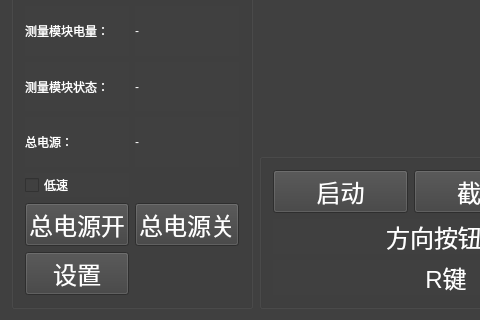
First picture: the form in Insulator_Zero_Value_Detection_Robot/UI/Insulator_Zero_Value_Detection_Robot.ui, repository yangreest/Insulator_Zero_Value_Detection_Robot, before the edit; both pictures show x 0 to 480 and y 325 to 645 of the 995 by 645 pixel window.
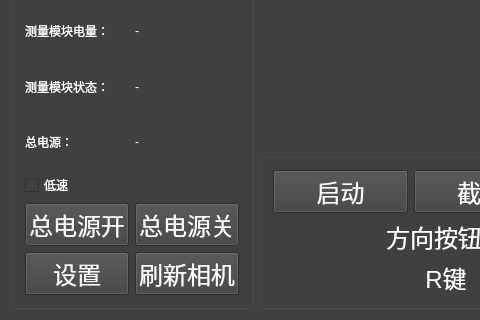
Second picture: the form after the edit.

Commit message: 修改摄像头刷新信号

Patch:
```diff
--- a/Insulator_Zero_Value_Detection_Robot/UI/Insulator_Zero_Value_Detection_Robot.ui
+++ b/Insulator_Zero_Value_Detection_Robot/UI/Insulator_Zero_Value_Detection_Robot.ui
@@ -271,6 +271,18 @@
          </property>
         </widget>
        </item>
+       <item row="10" column="1">
+        <widget class="QPushButton" name="pushButton_5">
+         <property name="font">
+          <font>
+           <pointsize>-1</pointsize>
+          </font>
+         </property>
+         <property name="text">
+          <string>刷新相机</string>
+         </property>
+        </widget>
+       </item>
       </layout>
      </widget>
     </item>
```
The commit also changes 2 other files.
